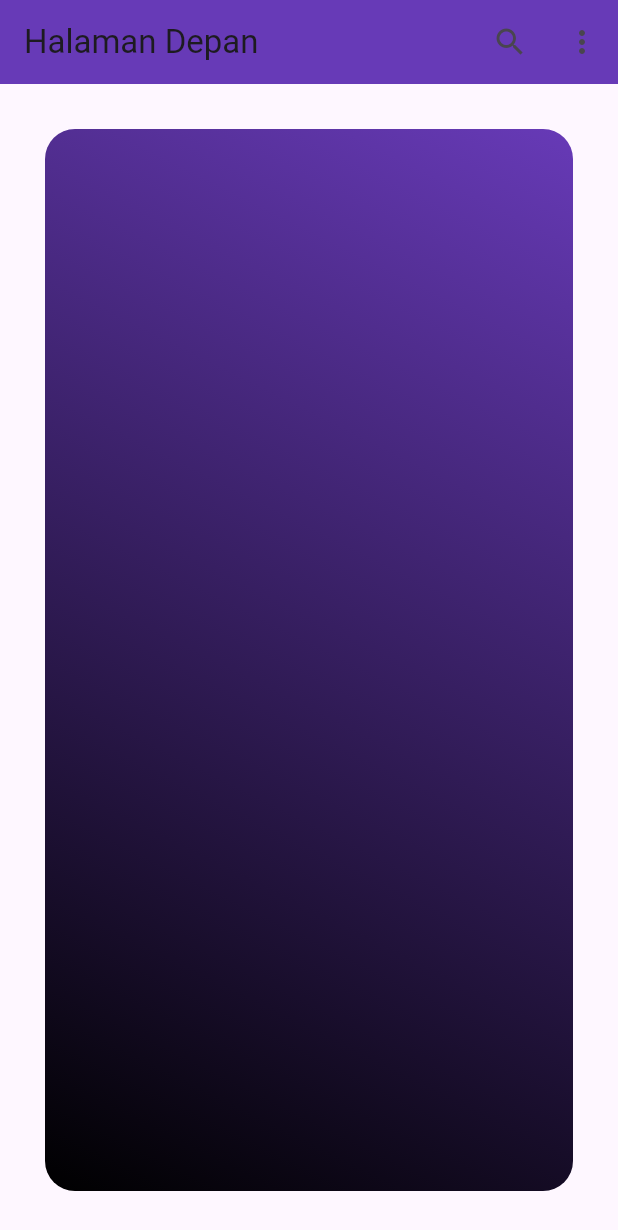
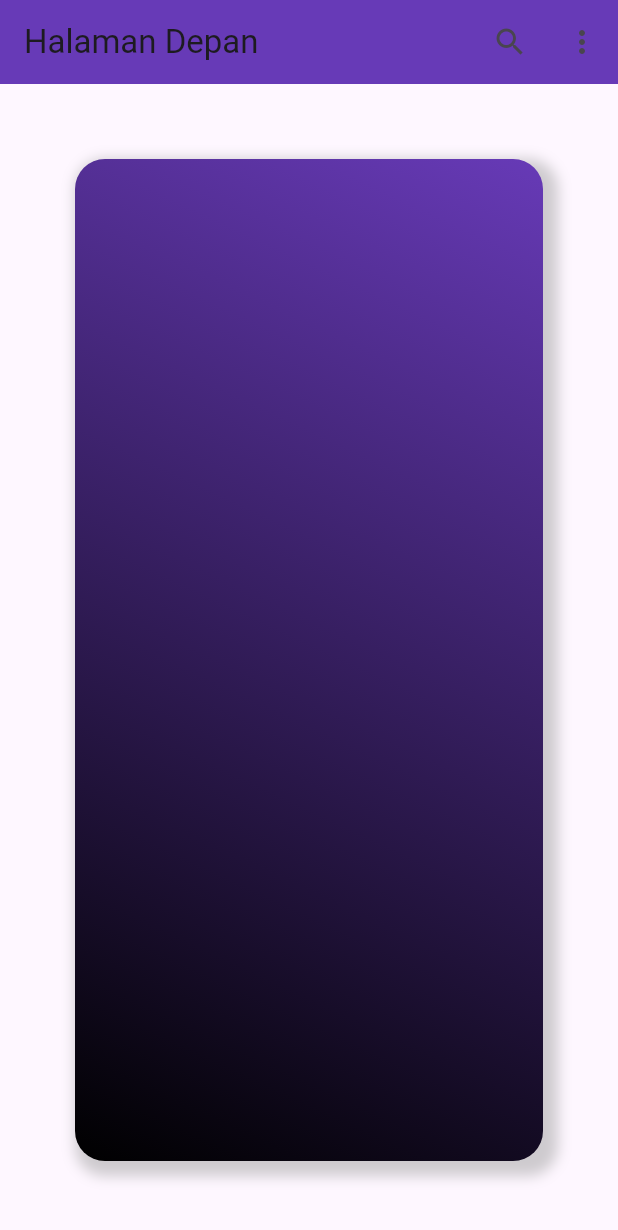
Before and after one commit to Hartamatamatama/tugas_week_5_1123150117, a Flutter app: the screen it shows after launch, on a phone screen of 412 x 824 dp. Shown: the top 1230 px of the screen. Run offline on Flutter 3.47's test engine with Material 3 defaults, Android fonts, the phone set to English and light mode, and no system bars.

Commit message:
Mencoba fitur boxshadow pada decoration

```diff
--- a/lib/main.dart
+++ b/lib/main.dart
@@ -29,7 +29,7 @@ class Halaman extends StatelessWidget {
         backgroundColor: Colors.deepPurple,
         surfaceTintColor: Colors.blue,
         title: const Text('Halaman Depan'),
-        shadowColor: Colors.black,
+        shadowColor: Colors.blue,
         actions: [
           IconButton(
             onPressed: () {
@@ -53,7 +53,7 @@ class Halaman extends StatelessWidget {
         // width: 200,
         // height: 200,
         // child: Row(children: [Text("text")]),
-        margin: EdgeInsets.lerp(EdgeInsets.all(20), EdgeInsets.all(40), 0.5),
+        margin: EdgeInsets.all(50),
         decoration: BoxDecoration(
           borderRadius: BorderRadius.circular(20),
           color: Colors.lightBlueAccent,
@@ -62,6 +62,14 @@ class Halaman extends StatelessWidget {
             begin: Alignment.topRight,
             end: Alignment.bottomLeft,
           ),
+          boxShadow: [
+            BoxShadow(
+              color: Colors.grey.withOpacity(0.5),
+              spreadRadius: 5,
+              blurRadius: 7,
+              offset: Offset(5, 5), // changes position of shadow
+            ),
+          ],
         ),
       ),
     );
```
